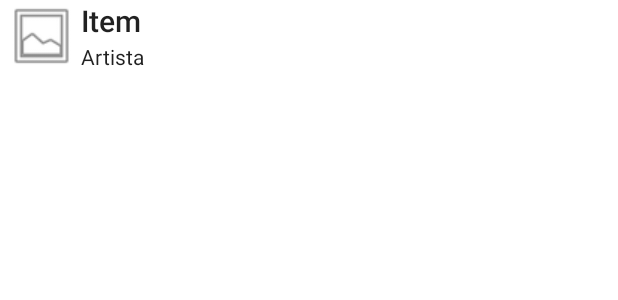
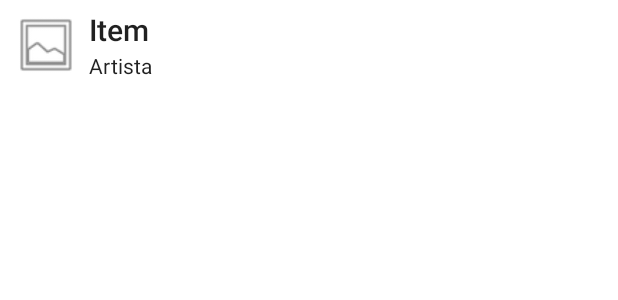
Before and after one commit to ricardosousa339/ricardofy, an Android app: the layout text_row_item.xml on its own in the app's theme, with its tools: preview values and no code run, on a phone screen of 412 x 824 dp. Shown: the top 300 px of the screen. Run offline under Robolectric (Android 15) with nearby library versions, the phone set to English and light mode, and no system bars.

Commit message:
Alteracoes nas margens dos elementos e nas cores do tema

```diff
--- a/app/src/main/res/drawable/gradientbg.xml
+++ b/app/src/main/res/drawable/gradientbg.xml
@@ -2,8 +2,8 @@
     android:shape="rectangle">
     <gradient
         android:angle="90"
-        android:centerColor="#00000E"
+        android:centerColor="#FF141414"
         android:endColor="#120BE0"
-        android:startColor="#000000"
+        android:startColor="#FF141414"
         android:type="linear" />
 </shape>
--- a/app/src/main/res/layout/text_row_item.xml
+++ b/app/src/main/res/layout/text_row_item.xml
@@ -2,19 +2,24 @@
     android:layout_width="match_parent"
     android:layout_height="wrap_content"
     xmlns:app="http://schemas.android.com/apk/res-auto"
-    android:layout_marginLeft="1dp"
-    android:layout_marginRight="1dp"
+
     android:gravity="center_vertical"
         android:id="@+id/linearLayoutRaiz"
-    android:orientation="horizontal">
+    android:orientation="horizontal"
+    android:layout_marginHorizontal="8dp"
+    android:layout_marginTop="6dp"
+    android:layout_marginBottom="0dp">
 
     <ImageView
+
         android:id="@+id/imagemCapaAlbum"
         android:layout_width="match_parent"
         android:layout_height="match_parent"
         android:layout_weight="0.85"
         android:visibility="visible"
-        app:srcCompat="@android:drawable/ic_menu_gallery" />
+        app:srcCompat="@android:drawable/ic_menu_gallery"
+        android:layout_marginRight="6dp"
+        />
 
     <LinearLayout
         android:layout_width="match_parent"
@@ -47,6 +52,7 @@
     </LinearLayout>
 
     <ImageButton
+        android:layout_marginLeft="6dp"
         android:id="@+id/imageButtonOpcoesMusica"
         android:layout_width="match_parent"
         android:layout_height="match_parent"
--- a/app/src/main/res/values-night/themes.xml
+++ b/app/src/main/res/values-night/themes.xml
@@ -2,7 +2,7 @@
     <!-- Base application theme. -->
     <style name="Theme.TutorialAPI" parent="Theme.MaterialComponents.DayNight.DarkActionBar">
         <!-- Primary brand color. -->
-        <item name="colorPrimary">@color/purple_200</item>
+        <item name="colorPrimary">#868CFC</item>
         <item name="colorPrimaryVariant">@color/purple_700</item>
         <item name="colorOnPrimary">@color/black</item>
         <!-- Secondary brand color. -->
@@ -10,7 +10,7 @@
         <item name="colorSecondaryVariant">@color/teal_200</item>
         <item name="colorOnSecondary">@color/black</item>
         <!-- Status bar color. -->
-        <item name="android:statusBarColor">?attr/colorPrimaryVariant</item>
+        <item name="android:statusBarColor">#0012B5</item>
         <!-- Customize your theme here. -->
     </style>
 </resources>
--- a/app/src/main/res/values/strings.xml
+++ b/app/src/main/res/values/strings.xml
@@ -1,3 +1,3 @@
 <resources>
-    <string name="app_name">TutorialAPI</string>
+    <string name="app_name">Ricardofy</string>
 </resources>
--- a/app/src/main/res/values/themes.xml
+++ b/app/src/main/res/values/themes.xml
@@ -2,7 +2,7 @@
     <!-- Base application theme. -->
     <style name="Theme.TutorialAPI" parent="Theme.MaterialComponents.DayNight.DarkActionBar">
         <!-- Primary brand color. -->
-        <item name="colorPrimary">@color/purple_500</item>
+        <item name="colorPrimary">#1C00BD</item>
         <item name="colorPrimaryVariant">@color/purple_700</item>
         <item name="colorOnPrimary">@color/white</item>
         <!-- Secondary brand color. -->
@@ -10,7 +10,7 @@
         <item name="colorSecondaryVariant">@color/teal_700</item>
         <item name="colorOnSecondary">@color/black</item>
         <!-- Status bar color. -->
-        <item name="android:statusBarColor">?attr/colorPrimaryVariant</item>
+        <item name="android:statusBarColor">#0050D8</item>
         <!-- Customize your theme here. -->
     </style>
 </resources>
```
Also changed, not shown: app/src/main/java/com/example/tutorialapi/MainActivity.kt (+6 -6 lines), app/src/main/res/layout/activity_main.xml (+10 -12 lines).
